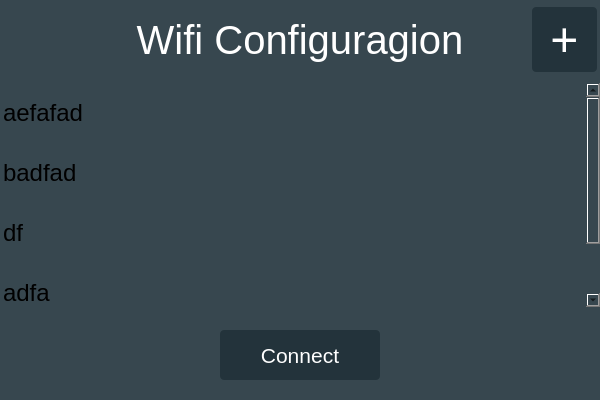
mickyTwenty/DMM, file DMM/wificonfigdialog.ui: the form before one commit.
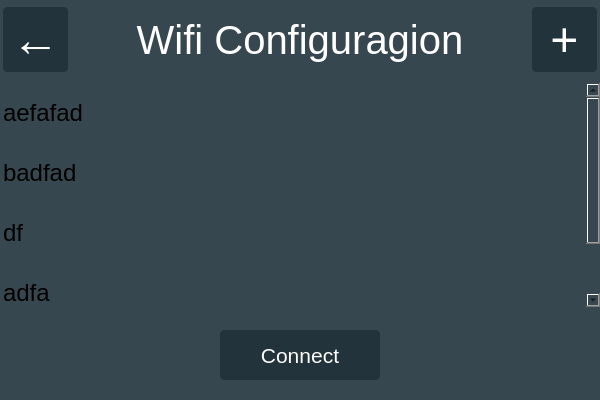
The form after the commit.

Commit message: wifi config dialog

Patch:
```diff
--- a/DMM/wificonfigdialog.ui
+++ b/DMM/wificonfigdialog.ui
@@ -56,20 +56,41 @@
       <number>3</number>
      </property>
      <item>
-      <spacer name="horizontalSpacer_3">
-       <property name="orientation">
-        <enum>Qt::Horizontal</enum>
+      <widget class="QPushButton" name="pushButton">
+       <property name="minimumSize">
+        <size>
+         <width>65</width>
+         <height>65</height>
+        </size>
        </property>
-       <property name="sizeType">
-        <enum>QSizePolicy::Fixed</enum>
-       </property>
-       <property name="sizeHint" stdset="0">
+       <property name="maximumSize">
         <size>
-         <width>70</width>
-         <height>20</height>
+         <width>65</width>
+         <height>65</height>
         </size>
        </property>
-      </spacer>
+       <property name="font">
+        <font>
+         <pointsize>36</pointsize>
+        </font>
+       </property>
+       <property name="styleSheet">
+        <string notr="true">QPushButton {
+border-radius: 4px;
+border: none;
+background: rgb(35, 51, 59);
+color: white;
+padding: 0px;
+}
+
+QPushButton:pressed {
+background: rgb(95, 111,119);
+}</string>
+       </property>
+       <property name="text">
+        <string>←</string>
+       </property>
+      </widget>
      </item>
      <item>
       <widget class="QLabel" name="label">
```
The commit also changes 1 other file.
